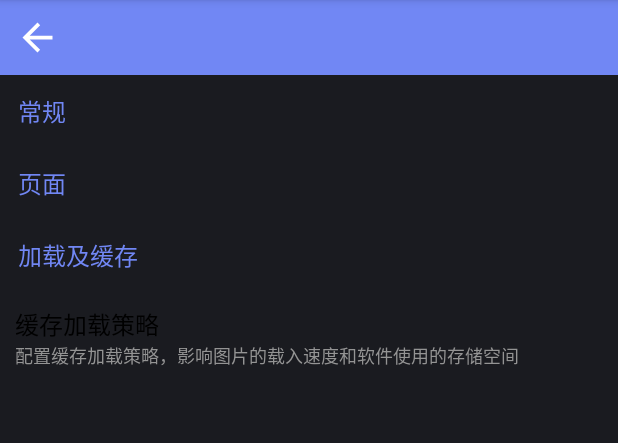
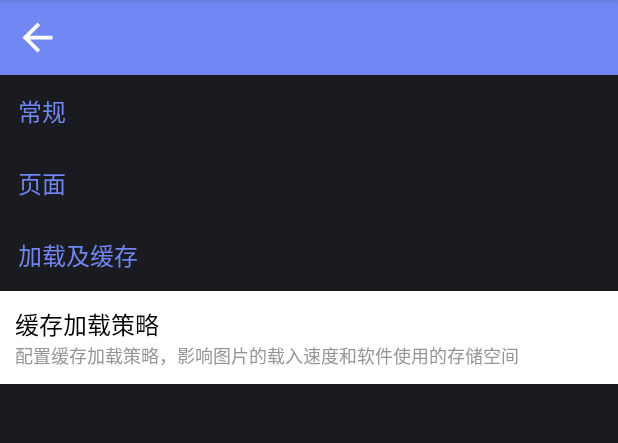
Before and after one commit to yue-hai/yuehai-pic, an Android app: the layout activity_settings.xml on its own in the app's theme, with its tools: preview values and no code run, on a phone screen of 412 x 824 dp, the part 84-527 px from its top. Run offline under Robolectric (Android 15) with nearby library versions, the phone set to English and light mode, and no system bars.

Commit message:
深色模式下的背景

```diff
--- a/app/src/main/java/com/yuehai/pic/ui/fragment/FragmentSidebarMenu.kt
+++ b/app/src/main/java/com/yuehai/pic/ui/fragment/FragmentSidebarMenu.kt
@@ -5,7 +5,6 @@ import android.content.res.Configuration
 import android.graphics.BitmapFactory
 import android.graphics.Color
 import android.os.Bundle
-import android.util.Log
 import android.view.LayoutInflater
 import android.view.View
 import android.view.ViewGroup
@@ -75,7 +74,7 @@ class FragmentSidebarMenu: Fragment() {
 		// 判断是否是深色模式
 		if (( requireContext().resources.configuration.uiMode.and(Configuration.UI_MODE_NIGHT_YES) ) !=0){
 			// 修改菜单列表的背景颜色
-			view.findViewById<LinearLayout>(R.id.sidebar_menu_control_list).setBackgroundColor(Color.BLACK)
+			view.findViewById<LinearLayout>(R.id.sidebar_menu_control_list).setBackgroundColor(getColor(requireContext(), R.color.yuehai_dark_background))
 			// 修改设置按钮的字体颜色和状态选择器
 			with(view.findViewById<TextView>(R.id.sidebar_menu_settings)){
 				setTextColor(Color.WHITE)
--- a/app/src/main/res/drawable/shape_sidebar_menu_background_default_dark_mode.xml
+++ b/app/src/main/res/drawable/shape_sidebar_menu_background_default_dark_mode.xml
@@ -2,5 +2,5 @@
 <!-- 浅色模式下，侧边栏默认背景 -->
 <shape xmlns:android="http://schemas.android.com/apk/res/android">
 	<!-- 指定了形状内部的填充颜色 -->
-	<solid android:color="@color/black" />
+	<solid android:color="@color/yuehai_dark_background" />
 </shape>
--- a/app/src/main/res/layout/activity_settings.xml
+++ b/app/src/main/res/layout/activity_settings.xml
@@ -49,14 +49,19 @@
 		android:layout_width="match_parent"
 		android:layout_height="wrap_content"
 		android:padding="@dimen/dp_10"
+		android:background="@drawable/selector_sidebar_menu_light_mode"
+		android:clickable="true"
+		android:focusable="true"
 		android:orientation="vertical">
 		<TextView
+			android:id="@+id/settings_loading_caching_cache_loading_strategy_option"
 			android:layout_width="match_parent"
 			android:layout_height="wrap_content"
 			android:text="@string/settings_loading_caching_cache_loading_strategy"
 			android:textSize="@dimen/sp_16"
 			android:textColor="@color/black"/>
 		<TextView
+			android:id="@+id/settings_loading_caching_cache_loading_strategy_descriptio"
 			android:layout_width="match_parent"
 			android:layout_height="wrap_content"
 			android:text="@string/settings_loading_caching_cache_loading_strategy_description"
--- a/app/src/main/res/values/colors.xml
+++ b/app/src/main/res/values/colors.xml
@@ -26,4 +26,7 @@
 	<!-- 有点浅的深灰色：设置页面的选项说明使用 -->
 	<color name="yuehai_dark_gray_slightly_light">#949494</color>
 
+	<!-- 深色模式下的背景 -->
+	<color name="yuehai_dark_background">#111111</color>
+
 </resources>
```
Also changed, not shown: app/src/main/java/com/yuehai/pic/ui/activity/SettingsActivity.kt (+19 -0 lines), 1 other file.
